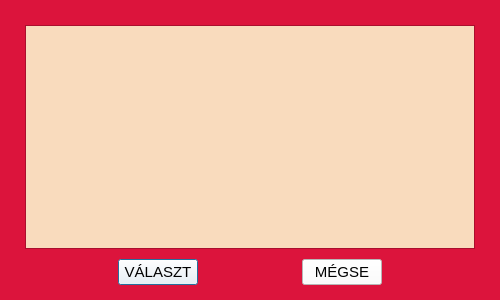
kosztak/fotokonyv_szerkeszto, file kepvalaszto.ui: the form before one commit.
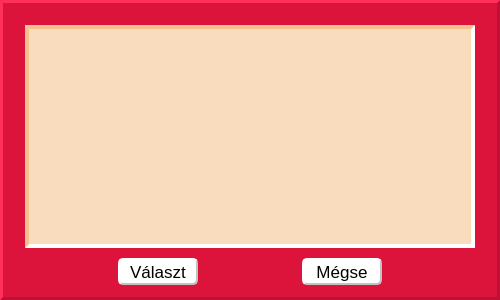
The form after the commit.

Patch:
```diff
--- a/kepvalaszto.ui
+++ b/kepvalaszto.ui
@@ -14,7 +14,11 @@
    <string>Kép Választó</string>
   </property>
   <property name="styleSheet">
-   <string notr="true">background-color: rgb(220, 20, 60);</string>
+   <string notr="true">QDialog#kepValaszto
+{
+background-color: rgb(220, 20, 60);
+border: 3px outset #bb1133;
+}</string>
   </property>
   <layout class="QVBoxLayout" name="verticalLayout">
    <property name="spacing">
@@ -34,6 +38,13 @@
    </property>
    <item>
     <widget class="QScrollArea" name="scrollArea">
+     <property name="styleSheet">
+      <string notr="true">QScrollArea#scrollArea
+{
+background-color: rgb(249, 219, 189);
+border: 4px inset #f5c28f;
+}</string>
+     </property>
      <property name="widgetResizable">
       <bool>true</bool>
      </property>
@@ -42,8 +53,8 @@
        <rect>
         <x>0</x>
         <y>0</y>
-        <width>448</width>
-        <height>218</height>
+        <width>442</width>
+        <height>213</height>
        </rect>
       </property>
       <property name="styleSheet">
@@ -102,17 +113,25 @@
      </item>
      <item>
       <widget class="QPushButton" name="valasztPushButton">
+       <property name="minimumSize">
+        <size>
+         <width>80</width>
+         <height>27</height>
+        </size>
+       </property>
        <property name="font">
         <font>
-         <pointsize>11</pointsize>
+         <pointsize>13</pointsize>
         </font>
        </property>
        <property name="styleSheet">
         <string notr="true">color: rgb(0, 0, 0);
-background-color: rgb(255, 255, 255);</string>
+background-color: rgb(255, 255, 255);
+border: 2px outset #c2c2c2;
+border-radius: 5px;</string>
        </property>
        <property name="text">
-        <string>VÁLASZT</string>
+        <string>Választ</string>
        </property>
       </widget>
      </item>
@@ -131,17 +150,25 @@
      </item>
      <item>
       <widget class="QPushButton" name="megsePushButton">
+       <property name="minimumSize">
+        <size>
+         <width>80</width>
+         <height>27</height>
+        </size>
+       </property>
        <property name="font">
         <font>
-         <pointsize>11</pointsize>
+         <pointsize>13</pointsize>
         </font>
        </property>
        <property name="styleSheet">
         <string notr="true">color: rgb(0, 0, 0);
-background-color: rgb(255, 255, 255);</string>
+background-color: rgb(255, 255, 255);
+border: 2px outset #c2c2c2;
+border-radius: 5px;</string>
        </property>
        <property name="text">
-        <string>MÉGSE</string>
+        <string>Mégse</string>
        </property>
       </widget>
      </item>
```
